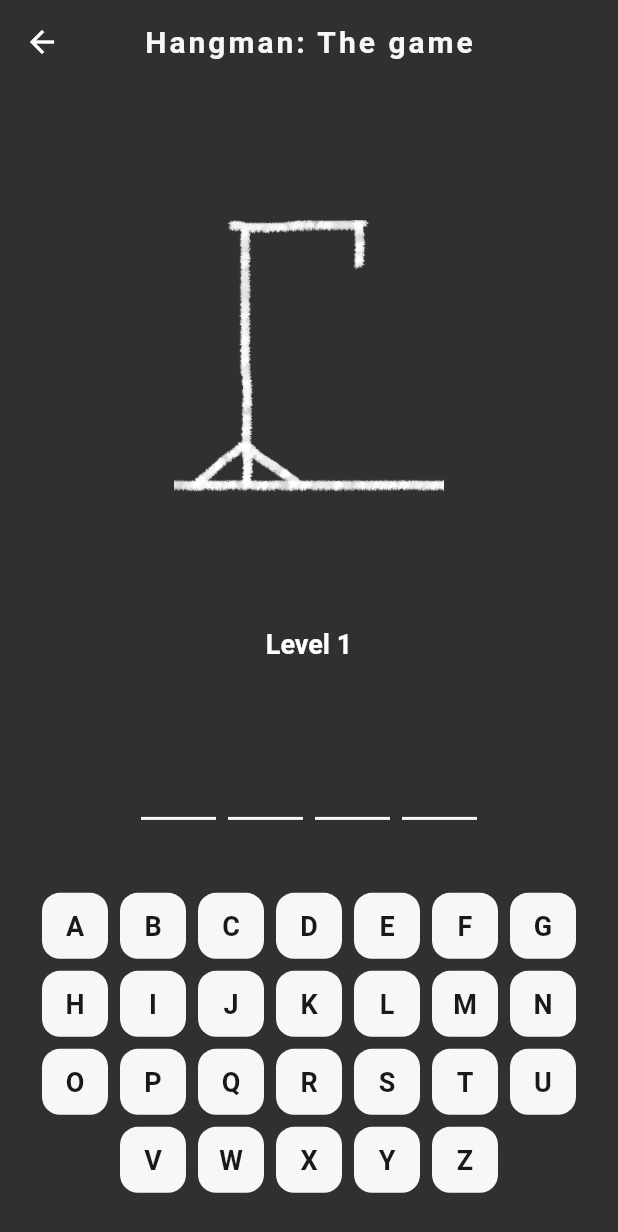
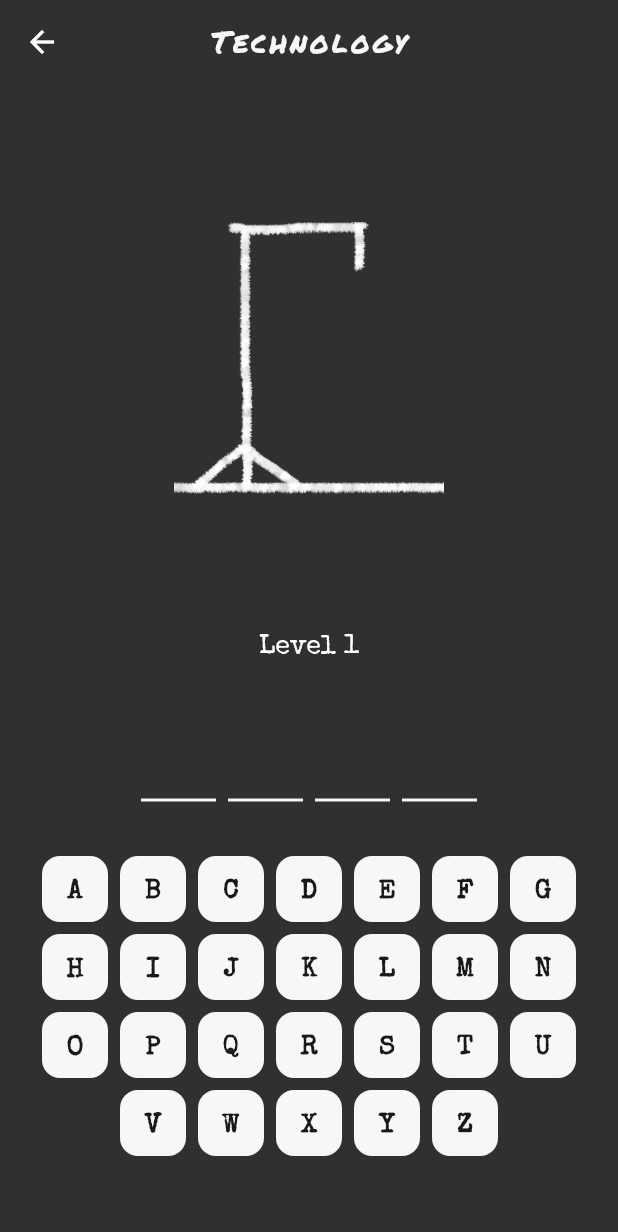
Before and after one commit to luan-thnh/hangman, a Flutter app: the LevelScreen screen opened directly, after a tap on an icon or button, on a phone screen of 412 x 824 dp. Shown: the top 1232 px of the screen. Run offline on Flutter 3.47's test engine with Material 2 defaults, Android fonts, the phone set to English and light mode, and no system bars; our stand-ins replace animated_splash_screen, shared_preferences; accounts and stored records are empty.

Commit message:
fix: next level

```diff
--- a/lib/screens/game_screen.dart
+++ b/lib/screens/game_screen.dart
@@ -29,7 +29,6 @@ class _GameScreenState extends State<GameScreen> {
   }
 
   _initializeData() async {
-    // await SharedPref.setGameInfos([]);
     List<GameInfo> gameInfos = await SharedPref.getGameInfos();
     GameInfo playingGame = gameInfos.firstWhere((game) => game.isPlaying);
 
@@ -69,9 +68,17 @@ class _GameScreenState extends State<GameScreen> {
 
     if (index != -1) {
       gameInfos[index] = gameInfo;
+    } else {
+      gameInfos.add(gameInfo);
     }
 
-    if (index >= 0) {
+    gameInfos.forEach((info) => info.isPlaying = false);
+
+    int nextLevelIndex =
+        gameInfos.indexWhere((info) => info.level == level + 1);
+    if (nextLevelIndex != -1) {
+      gameInfos[nextLevelIndex].isPlaying = true;
+    } else {
       gameInfos.add(GameInfo(level: level + 1, rating: 0, isPlaying: true));
     }
 
@@ -98,14 +105,26 @@ class _GameScreenState extends State<GameScreen> {
   Widget build(BuildContext context) {
     return Scaffold(
       appBar: AppBar(
+        leading: Builder(
+          builder: (BuildContext context) {
+            return IconButton(
+              icon: const Icon(Icons.arrow_back),
+              onPressed: () => Navigator.of(context).pushAndRemoveUntil(
+                MaterialPageRoute(
+                    builder: (BuildContext context) => const HomeScreen()),
+                (Route route) => false,
+              ),
+            );
+          },
+        ),
         centerTitle: true,
         backgroundColor: Colors.transparent,
         elevation: 0,
         title: const Text(
-          'Hangman: The game',
+          'Technology',
           style: TextStyle(
               color: AppColors.textColor,
-              fontWeight: FontWeight.w600,
+              fontFamily: 'PermanentMarker',
               letterSpacing: 2),
         ),
       ),
@@ -127,7 +146,10 @@ class _GameScreenState extends State<GameScreen> {
             )),
             Text(
               'Level ${level}',
-              style: const TextStyle(fontSize: 18, fontWeight: FontWeight.bold),
+              style: const TextStyle(
+                fontSize: 18,
+                fontFamily: 'SpecialElite',
+              ),
             ),
           ],
         )),
@@ -234,7 +256,7 @@ class _GameScreenState extends State<GameScreen> {
               //   ),
               // ),
               Expanded(
-                flex: 3,
+                flex: 4,
                 child: Wrap(
                   runSpacing: 8,
                   spacing: 8,
@@ -309,10 +331,16 @@ class _GameScreenState extends State<GameScreen> {
                                     );
                                   }
                                 },
-                          child: Text(
-                            characters[index],
-                            style: const TextStyle(
-                                fontSize: 18, fontWeight: FontWeight.bold),
+                          child: Padding(
+                            padding: const EdgeInsets.only(top: 4.0),
+                            child: Text(
+                              characters[index],
+                              style: const TextStyle(
+                                fontSize: 18,
+                                fontWeight: FontWeight.w700,
+                                fontFamily: 'SpecialElite',
+                              ),
+                            ),
                           )),
                     );
                   }),
--- a/lib/screens/home_screen.dart
+++ b/lib/screens/home_screen.dart
@@ -55,8 +55,8 @@ class _HomeScreenState extends State<HomeScreen> {
                     Text(
                       'HANGMAN',
                       style: TextStyle(
-                        fontWeight: FontWeight.w500,
                         fontSize: 22.0,
+                        fontFamily: 'PermanentMarker',
                         letterSpacing: 5.0,
                       ),
                     ),
@@ -65,6 +65,7 @@ class _HomeScreenState extends State<HomeScreen> {
                     ),
                     Text('The Game',
                         style: TextStyle(
+                          fontFamily: 'SpecialElite',
                           letterSpacing: 2.0,
                         ))
                   ],
@@ -102,7 +103,8 @@ class _HomeScreenState extends State<HomeScreen> {
                 ),
                 const Text(
                   'Developed by LuanThnh',
-                  style: TextStyle(color: Colors.white70),
+                  style: TextStyle(
+                      color: Colors.white60, fontFamily: 'SpecialElite'),
                 )
               ],
             ),
--- a/lib/screens/level_screen.dart
+++ b/lib/screens/level_screen.dart
@@ -47,7 +47,7 @@ class _LevelScreenState extends State<LevelScreen> {
               'Level Game',
               style: TextStyle(
                   color: AppColors.textColor,
-                  fontWeight: FontWeight.w600,
+                  fontFamily: 'PermanentMarker',
                   letterSpacing: 2),
             ),
           ),
@@ -74,13 +74,14 @@ class _LevelScreenState extends State<LevelScreen> {
 
                         return ElevatedButton(
                           style: ElevatedButton.styleFrom(
-                            backgroundColor:
-                                index < level ? AppColors.bgColor : Colors.grey,
+                            backgroundColor: index < gameInfos.length
+                                ? AppColors.bgColor
+                                : Colors.grey,
                             shape: RoundedRectangleBorder(
                               borderRadius: BorderRadius.circular(12),
                             ),
                           ),
-                          onPressed: index < level
+                          onPressed: index < gameInfos.length
                               ? () async {
                                   List<GameInfo> updatedGameInfos =
                                       gameInfos.map((gameInfo) {
@@ -112,14 +113,18 @@ class _LevelScreenState extends State<LevelScreen> {
                             clipBehavior: Clip.none,
                             alignment: Alignment.center,
                             children: [
-                              Text(
-                                '${index + 1}',
-                                style: const TextStyle(
-                                  fontSize: 18,
-                                  fontWeight: FontWeight.bold,
+                              Padding(
+                                padding: const EdgeInsets.only(top: 4.0),
+                                child: Text(
+                                  '${index + 1}',
+                                  style: const TextStyle(
+                                    fontSize: 18,
+                                    fontWeight: FontWeight.w600,
+                                    fontFamily: 'SpecialElite',
+                                  ),
                                 ),
                               ),
-                              index < level
+                              index < gameInfos.length
                                   ? Positioned(
                                       bottom: -10,
                                       child: Row(
@@ -169,7 +174,8 @@ class _LevelScreenState extends State<LevelScreen> {
                 ),
                 const Text(
                   'Developed by LuanThnh',
-                  style: TextStyle(color: Colors.white70),
+                  style: TextStyle(
+                      color: Colors.white60, fontFamily: 'SpecialElite'),
                 )
               ],
             ),
--- a/lib/widgets/hidden_letter.dart
+++ b/lib/widgets/hidden_letter.dart
@@ -28,6 +28,7 @@ class HiddenLetter extends StatelessWidget {
             char,
             style: const TextStyle(
                 fontWeight: FontWeight.bold,
+                fontFamily: 'SpecialElite',
                 color: AppColors.textColor,
                 fontSize: 18),
           )),
```
Also changed, not shown: lib/screens/option_screen.dart (+6 -4 lines), lib/widgets/button_primary.dart (+9 -4 lines), lib/widgets/dialog.dart (+26 -10 lines), pubspec.yaml (+9 -13 lines), assets/fonts/PermanentMarker-Regular.ttf (added), assets/fonts/SpecialElite-Regular.ttf (added), 7 other files.
